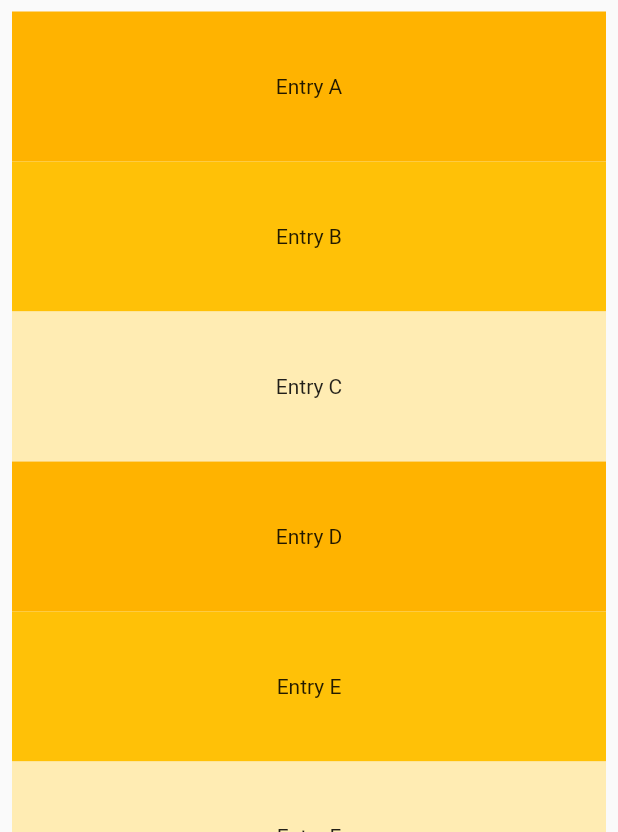
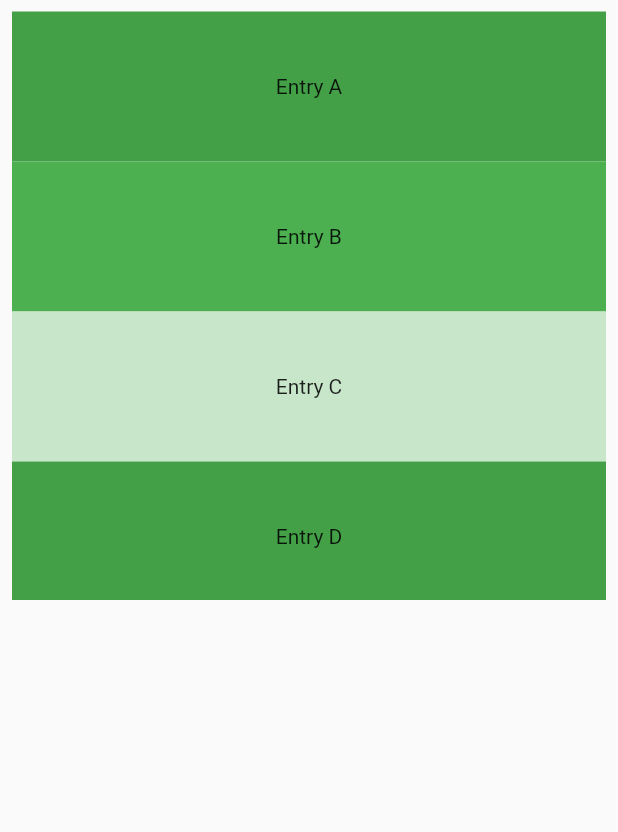
Before and after one commit to crevulus/flutter-test-quiz, a Flutter app: the screen it shows after launch, on a phone screen of 412 x 824 dp, the part 404-1236 px from its top. Run offline on Flutter 3.47's test engine with Material 2 defaults, Android fonts, the phone set to English and light mode, and no system bars.

Commit message:
figured out scrolling list

```diff
--- a/lib/listicle.dart
+++ b/lib/listicle.dart
@@ -9,25 +9,27 @@ class ListicleState extends State<Listicle> {
   final List<String> entries = <String>['A', 'B', 'C', 'D', 'E', 'F'];
   final List<int> colorCodes = <int>[600, 500, 100, 600, 500, 100];
 
-  ScrollController _controller = new ScrollController();
-
   @override
   Widget build(BuildContext context) {
-    return Container(
+    return Column(
+      children: <Widget>[
+        SizedBox(
+          height: 400,
           child: ListView.builder(
-//      physics: const AlwaysScrollableScrollPhysics(),
-//      controller: _controller,
+              primary: false,
+              physics: const AlwaysScrollableScrollPhysics(),
               shrinkWrap: true,
               padding: const EdgeInsets.all(8),
               itemCount: entries.length,
               itemBuilder: (BuildContext context, int index) {
                 return Container(
                   height: 100,
-            color: Colors.amber[colorCodes[index]],
+                  color: Colors.green[colorCodes[index]],
                   child: Center(child: Text('Entry ${entries[index]}')),
                 );
-        }
-      )
+              }),
+        ),
+      ],
     );
   }
 }
```
Lines whose indentation alone changed are shown as unchanged.
